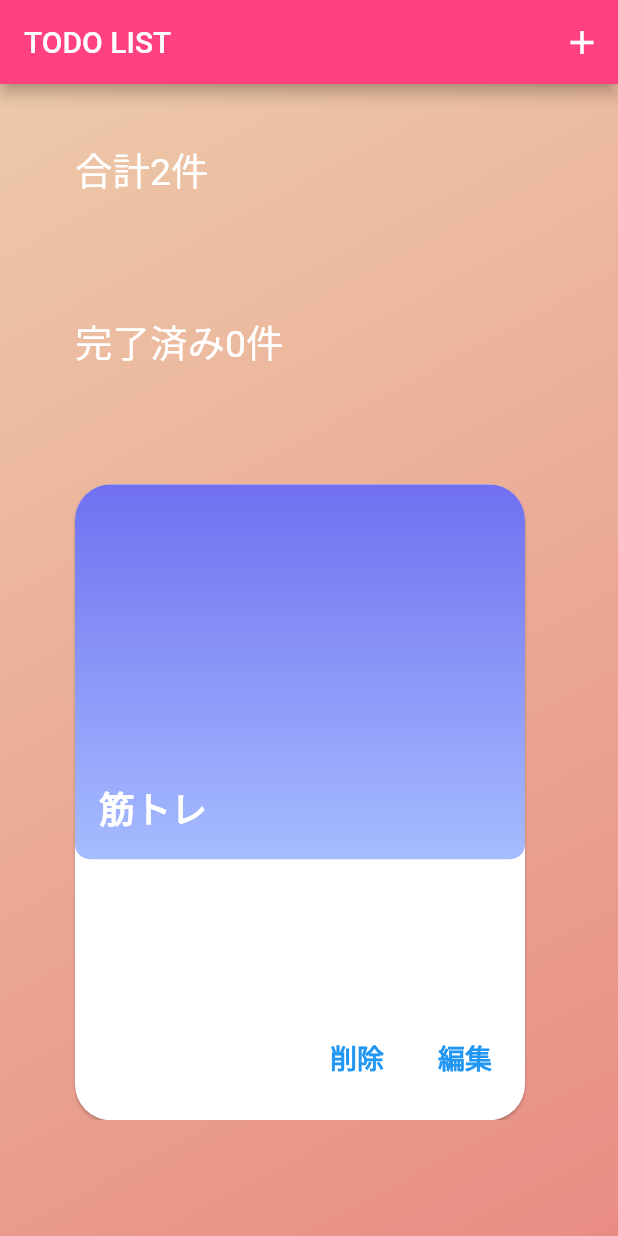
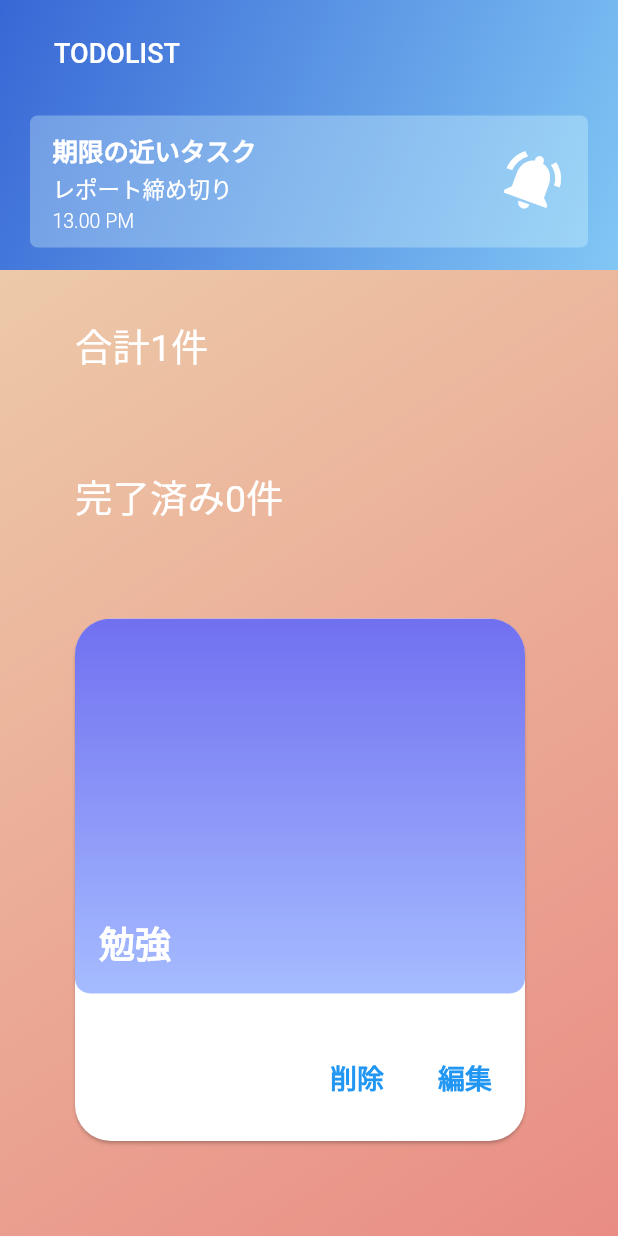
Before and after one commit to TTTTk84/Simple-TodoApp, a Flutter app: the screen it shows after launch, after a tap on "削除", on a phone screen of 412 x 824 dp. Run offline on Flutter 3.47's test engine with Material 2 defaults, Android fonts, the phone set to English and light mode, and no system bars; our stand-ins replace gradient_app_bar.

Commit message:
[Add] appBar

```diff
--- /dev/null
+++ b/lib/util.dart
@@ -0,0 +1,7 @@
+import 'package:flutter/material.dart';
+
+class CustomColors {
+  static const Color HeaderBlueLight = Color.fromRGBO(129, 199, 245, 1);
+  static const Color HeaderBlueDark = Color.fromRGBO(56, 103, 213, 1);
+  static const Color HeaderGreyLight = Color.fromRGBO(225, 255, 255, 0.31);
+}
--- a/lib/viewmodel/todo_provider.dart
+++ b/lib/viewmodel/todo_provider.dart
@@ -51,6 +51,18 @@ class TodoProvider with ChangeNotifier {
     notifyListeners();
   }
 
+  void deleteTodo(Todo todo) {
+    int todo_index = searchTodoIndex(todo);
+    _toDoList.removeAt(todo_index);
+    notifyListeners();
+  }
+
+  void editTodo(Todo todo, String todo_description) {
+    int todo_index = searchTodoIndex(todo);
+    _toDoList[todo_index].description = todo_description;
+    notifyListeners();
+  }
+
   void createNewTask(Todo todo, String task_description) {
     final newtask =
         Task(task: task_description, uuid: DateTime.now().toString());
--- /dev/null
+++ b/lib/widgets/appBar.dart
@@ -0,0 +1,93 @@
+import 'package:flutter/material.dart';
+import 'package:gradient_app_bar/gradient_app_bar.dart';
+import 'dart:math' as math;
+
+import 'package:todo_app/util.dart';
+
+Widget TodoAppBar(BuildContext context) {
+  return PreferredSize(
+    preferredSize: Size.fromHeight(180.0),
+    child: GradientAppBar(
+      title: Container(
+        //margin: EdgeInsets.only(top: 20),
+        width: MediaQuery.of(context).size.width,
+        padding: EdgeInsets.only(left: 20),
+        child: Column(
+          mainAxisAlignment: MainAxisAlignment.center,
+          crossAxisAlignment: CrossAxisAlignment.start,
+          children: <Widget>[
+            SizedBox(
+              height: 15,
+            ),
+            Text(
+              'TODOLIST',
+              style: TextStyle(fontSize: 18, fontWeight: FontWeight.w500),
+            ),
+          ],
+        ),
+      ),
+      elevation: 0,
+      gradient: LinearGradient(
+        begin: Alignment.topLeft,
+        end: Alignment.bottomRight,
+        colors: [CustomColors.HeaderBlueDark, CustomColors.HeaderBlueLight],
+      ),
+      bottom: PreferredSize(
+        preferredSize: Size.fromHeight(10),
+        child: Container(
+          margin: EdgeInsets.symmetric(vertical: 15, horizontal: 20),
+          padding: EdgeInsets.fromLTRB(15, 10, 15, 10),
+          decoration: BoxDecoration(
+            color: CustomColors.HeaderGreyLight,
+            borderRadius: BorderRadius.circular(5.0),
+          ),
+          child: Row(
+            mainAxisAlignment: MainAxisAlignment.spaceBetween,
+            children: <Widget>[
+              Column(
+                mainAxisAlignment: MainAxisAlignment.spaceEvenly,
+                crossAxisAlignment: CrossAxisAlignment.start,
+                children: <Widget>[
+                  Text(
+                    '期限の近いタスク',
+                    style: TextStyle(
+                      color: Colors.white,
+                      fontSize: 17,
+                      fontWeight: FontWeight.w600,
+                    ),
+                  ),
+                  SizedBox(height: 3),
+                  Text(
+                    'レポート締め切り',
+                    style: TextStyle(
+                      color: Colors.white,
+                      fontSize: 15,
+                      fontWeight: FontWeight.w300,
+                    ),
+                  ),
+                  SizedBox(height: 3),
+                  Text(
+                    '13.00 PM',
+                    style: TextStyle(
+                      color: Colors.white,
+                      fontSize: 13,
+                      fontWeight: FontWeight.w300,
+                    ),
+                  )
+                ],
+              ),
+              Transform.rotate(
+                angle: 0.35,
+                child: Icon(
+                  Icons.notifications_on,
+                  color: Colors.white,
+                  size: 45,
+                ),
+              ),
+            ],
+          ),
+        ),
+      ),
+    ),
+  );
+}
--- a/lib/widgets/home.dart
+++ b/lib/widgets/home.dart
@@ -3,6 +3,7 @@ import 'package:provider/provider.dart';
 import 'package:todo_app/models/todo.dart';
 import 'package:todo_app/viewmodel/todo_provider.dart';
 import 'package:todo_app/widgets/add_newTodo.dart';
+import 'package:todo_app/widgets/appBar.dart';
 import 'package:todo_app/widgets/todo_builder.dart';
 
 class HomePage extends StatefulWidget {
@@ -16,26 +17,7 @@ class _HomePageState extends State<HomePage> with TickerProviderStateMixin {
     var todo_provider = Provider.of<TodoProvider>(context);
     return Container(
       child: Scaffold(
-        appBar: AppBar(
-          title: Text("TODO LIST"),
-          actions: <Widget>[
-            IconButton(
-              icon: Icon(
-                Icons.add,
-                size: 26.0,
-              ),
-              onPressed: () async {
-                String result = await showDialog(
-                  context: context,
-                  builder: (BuildContext context) {
-                    return AddNewTodo(AddDialogStatus.add_todo);
-                  },
-                );
-                todo_provider.createNewTodo(result);
-              },
-            ),
-          ],
-        ),
+        appBar: TodoAppBar(context),
         body: Stack(
           children: [
             Container(
--- a/lib/widgets/todo_builder.dart
+++ b/lib/widgets/todo_builder.dart
@@ -1,6 +1,7 @@
 import 'package:flutter/material.dart';
 import 'package:provider/provider.dart';
 import 'package:todo_app/models/todo.dart';
+import 'package:todo_app/viewmodel/todo_provider.dart';
 import 'package:todo_app/widgets/detail.dart';
 
 class TodoBuilder extends StatefulWidget {
@@ -15,6 +16,7 @@ class _TodoBuilderState extends State<TodoBuilder>
     with TickerProviderStateMixin {
   @override
   Widget build(BuildContext context) {
+    var todo_provider = Provider.of<TodoProvider>(context);
     return ListView.builder(
         scrollDirection: Axis.horizontal,
         itemCount: widget.todos.length,
@@ -85,7 +87,9 @@ class _TodoBuilderState extends State<TodoBuilder>
                     alignment: MainAxisAlignment.spaceBetween,
                     children: [
                       TextButton(
-                        onPressed: () {},
+                        onPressed: () {
+                          todo_provider.deleteTodo(_todo);
+                        },
                         child: Text(
                           '削除',
                           style: TextStyle(
@@ -95,7 +99,9 @@ class _TodoBuilderState extends State<TodoBuilder>
                         ),
                       ),
                       TextButton(
-                        onPressed: () {},
+                        onPressed: () {
+                          todo_provider.editTodo(_todo, "test");
+                        },
                         child: Text(
                           '編集',
                           style: TextStyle(
--- a/pubspec.yaml
+++ b/pubspec.yaml
@@ -26,6 +26,8 @@ dependencies:
   provider: ^4.0.4
   rxdart:
   gradient_app_bar:
+    git:
+      url: https://github.com/TinyProgrammers/GradientAppBar.git
 
   # The following adds the Cupertino Icons font to your application.
   # Use with the CupertinoIcons class for iOS style icons.
```
Also changed, not shown: pubspec.lock.
